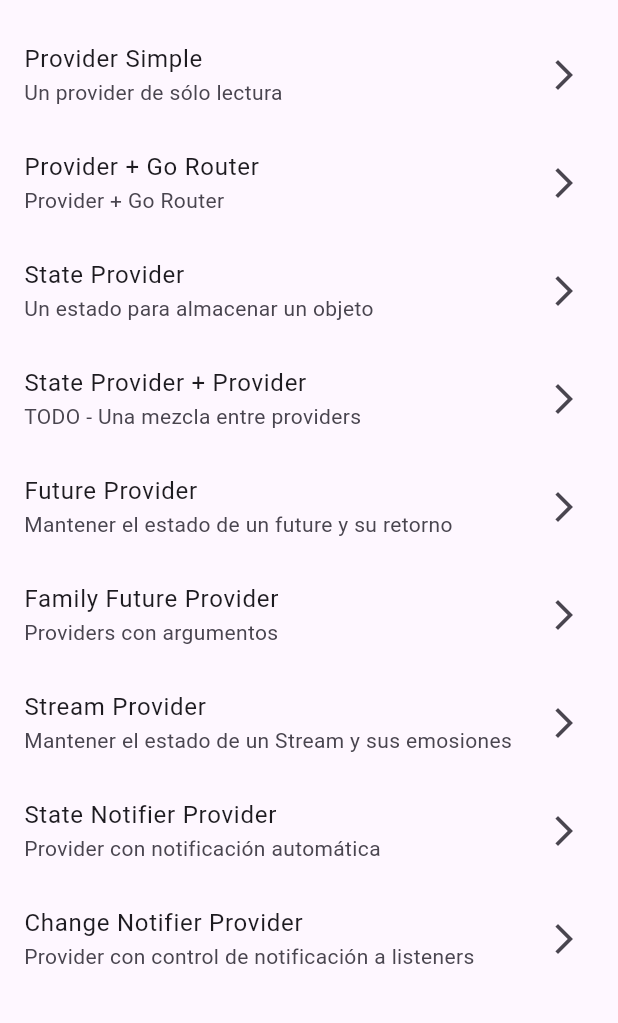
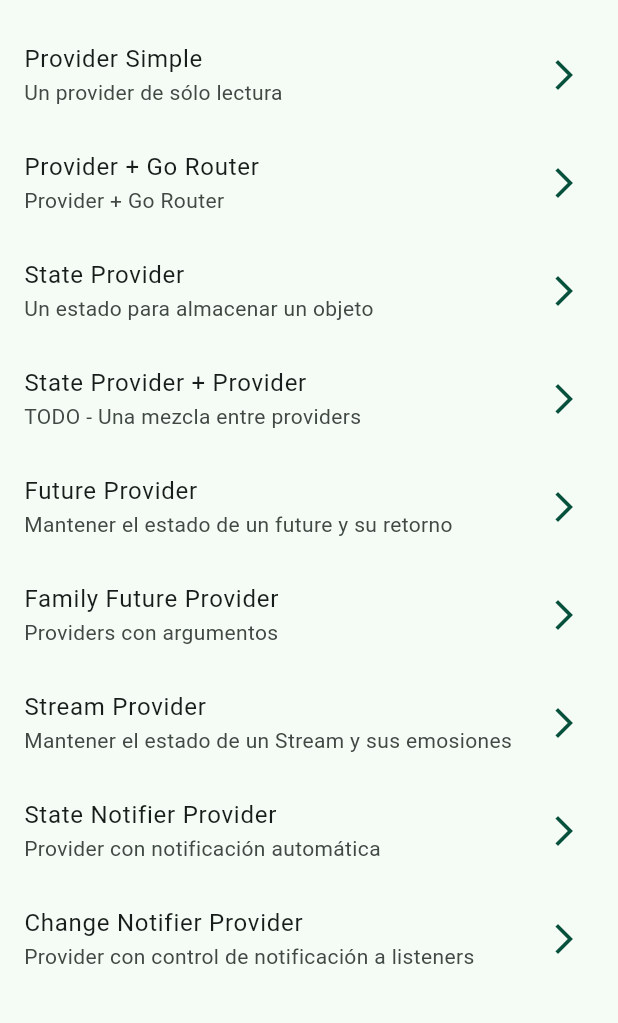
Before and after one commit to bryantorres97/riverpod-app, a Flutter app: the screen it shows after launch, on a phone screen of 412 x 824 dp, the part 63-1086 px from its top. Run offline on Flutter 3.47's test engine with Material 3 defaults, Android fonts, the phone set to English and light mode, and no system bars; our stand-ins replace dio, go_router; missing offline and left inert: random_name_generator.

Commit message:
feat: agregar control de tema

```diff
--- a/lib/main.dart
+++ b/lib/main.dart
@@ -15,6 +15,7 @@ class MyApp extends StatelessWidget {
       title: 'Riverpod Providers',
       debugShowCheckedModeBanner: false,
       routerConfig: appRouter,
+      theme: AppTheme(isDarkmode: false).getTheme(),
     );
   }
 }
```
